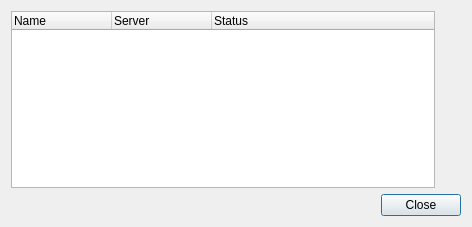
This is src/accountmanage.ui in psi-im/psi as Qt 5 draws it before an edit. The edited form follows.
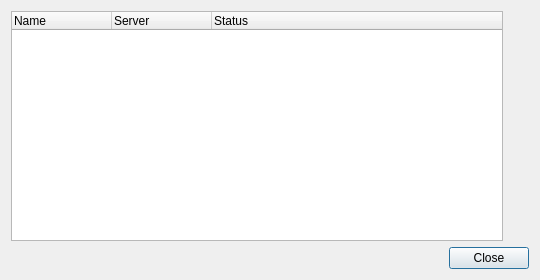
This is the edited form. Custom widgets are drawn as their Qt base class.

Commit message: set a larger size for accountmanage.ui

The edit to the form file:
```diff
--- a/src/accountmanage.ui
+++ b/src/accountmanage.ui
@@ -6,8 +6,8 @@
    <rect>
     <x>0</x>
     <y>0</y>
-    <width>472</width>
-    <height>227</height>
+    <width>540</width>
+    <height>280</height>
    </rect>
   </property>
   <property name="windowTitle">
```
